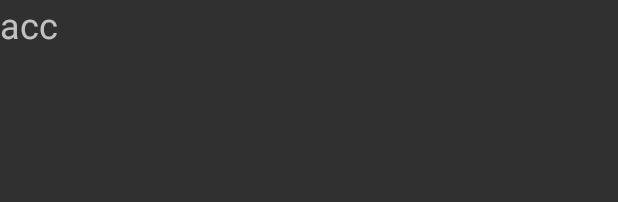
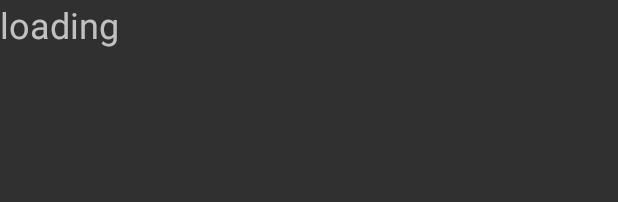
Before and after one commit to nishi-yuki/AccViewerV0, an Android app: the layout activity_main.xml on its own in the app's theme, with its tools: preview values and no code run, on a phone screen of 412 x 824 dp. Shown: the top 202 px of the screen. Run offline under Robolectric (Android 15) with nearby library versions, the phone set to English and light mode, and no system bars.

Commit message:
fix value "empty_text_view" in strings.xml

```diff
--- a/app/src/main/res/values/strings.xml
+++ b/app/src/main/res/values/strings.xml
@@ -1,4 +1,4 @@
 <resources>
     <string name="app_name">AccViewerV0</string>
-    <string name="empty_text_view">acc</string>
+    <string name="empty_text_view">loading</string>
 </resources>
```
